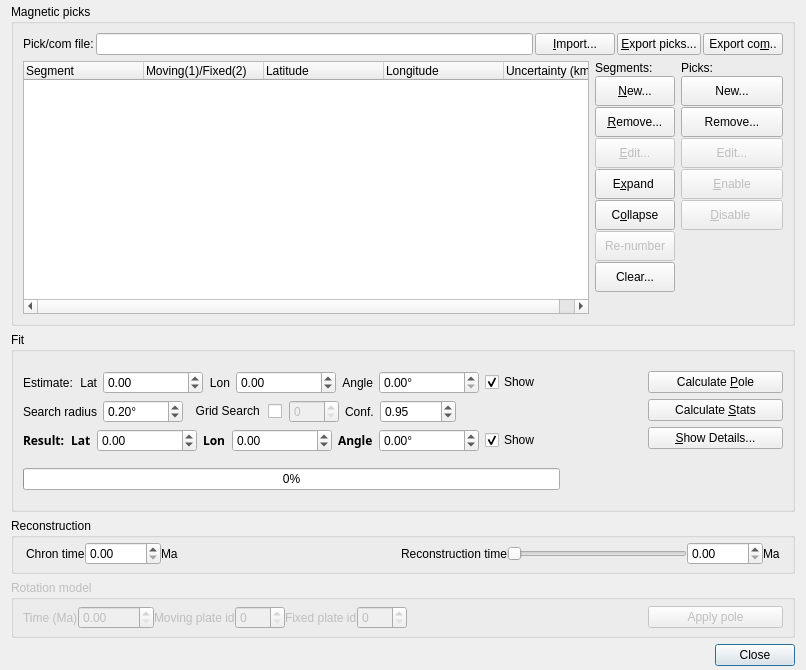
Above: src/qt-widgets/HellingerDialogUi.ui from GPlates/GPlates before the change. Below: the same form after it.
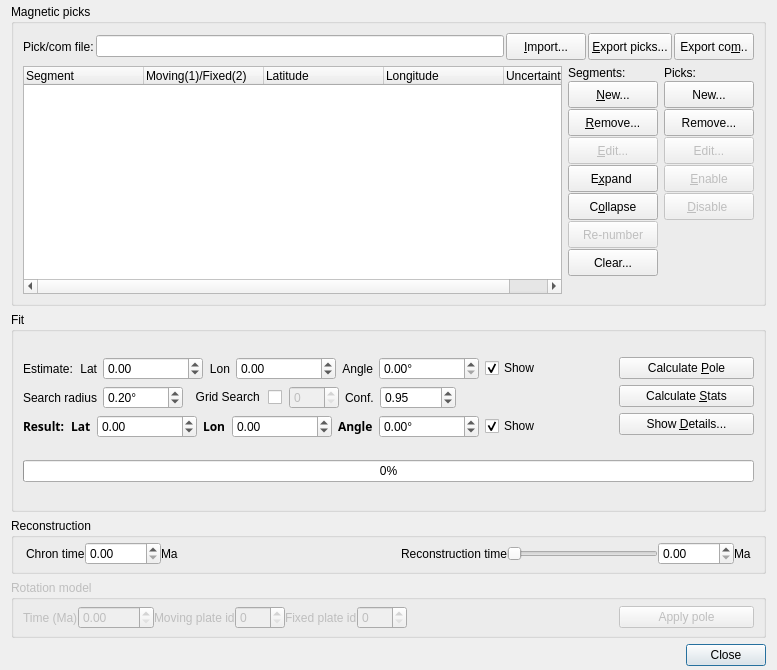
That is the form after the change.

Commit message: (hollinger) Adjust layout of main UI

The edit to the form file:
```diff
--- a/src/qt-widgets/HellingerDialogUi.ui
+++ b/src/qt-widgets/HellingerDialogUi.ui
@@ -6,7 +6,7 @@
    <rect>
     <x>0</x>
     <y>0</y>
-    <width>806</width>
+    <width>777</width>
     <height>670</height>
    </rect>
   </property>
@@ -94,7 +94,72 @@
       <string>Magnetic picks</string>
      </property>
      <layout class="QGridLayout" name="gridLayout_2">
-      <item row="1" column="0" rowspan="2">
+      <item row="0" column="0" colspan="2">
+       <layout class="QHBoxLayout" name="horizontalLayout_6">
+        <property name="spacing">
+         <number>2</number>
+        </property>
+        <item>
+         <widget class="QLabel" name="label_10">
+          <property name="text">
+           <string>Pick/com file:</string>
+          </property>
+         </widget>
+        </item>
+        <item>
+         <widget class="QLineEdit" name="line_import_file"/>
+        </item>
+        <item>
+         <widget class="QPushButton" name="button_import_file">
+          <property name="minimumSize">
+           <size>
+            <width>0</width>
+            <height>27</height>
+           </size>
+          </property>
+          <property name="toolTip">
+           <string>Import a .pick or .com file</string>
+          </property>
+          <property name="text">
+           <string>&amp;Import...</string>
+          </property>
+         </widget>
+        </item>
+        <item>
+         <widget class="QPushButton" name="button_export_pick_file">
+          <property name="minimumSize">
+           <size>
+            <width>0</width>
+            <height>27</height>
+           </size>
+          </property>
+          <property name="toolTip">
+           <string>Export pick data to pick file</string>
+          </property>
+          <property name="text">
+           <string>&amp;Export picks...</string>
+          </property>
+         </widget>
+        </item>
+        <item>
+         <widget class="QPushButton" name="button_export_com_file">
+          <property name="minimumSize">
+           <size>
+            <width>0</width>
+            <height>27</height>
+           </size>
+          </property>
+          <property name="toolTip">
+           <string>Export data to com file</string>
+          </property>
+          <property name="text">
+           <string>Export co&amp;m..</string>
+          </property>
+         </widget>
+        </item>
+       </layout>
+      </item>
+      <item row="1" column="0">
        <widget class="QTreeWidget" name="tree_widget">
         <property name="minimumSize">
          <size>
@@ -141,39 +206,31 @@
         </column>
        </widget>
       </item>
-      <item row="1" column="1" rowspan="2" colspan="2">
+      <item row="1" column="1">
        <layout class="QGridLayout" name="gridLayout">
-        <item row="2" column="0">
-         <spacer name="verticalSpacer_3">
-          <property name="orientation">
-           <enum>Qt::Vertical</enum>
-          </property>
-          <property name="sizeHint" stdset="0">
-           <size>
-            <width>20</width>
-            <height>40</height>
-           </size>
-          </property>
-         </spacer>
-        </item>
-        <item row="0" column="0" rowspan="2">
-         <layout class="QVBoxLayout" name="verticalLayout">
-          <property name="spacing">
+        <property name="verticalSpacing">
            <number>1</number>
           </property>
-          <item>
+        <item row="0" column="0">
            <widget class="QLabel" name="label_7">
             <property name="text">
              <string>Segments:</string>
             </property>
            </widget>
           </item>
-          <item>
+        <item row="0" column="1">
+         <widget class="QLabel" name="label_8">
+          <property name="text">
+           <string>Picks:</string>
+          </property>
+         </widget>
+        </item>
+        <item row="1" column="0">
            <widget class="QPushButton" name="button_new_segment">
             <property name="minimumSize">
              <size>
-              <width>0</width>
-              <height>30</height>
+            <width>90</width>
+            <height>27</height>
              </size>
             </property>
             <property name="toolTip">
@@ -184,12 +241,28 @@
             </property>
            </widget>
           </item>
-          <item>
+        <item row="1" column="1">
+         <widget class="QPushButton" name="button_new_pick">
+          <property name="minimumSize">
+           <size>
+            <width>90</width>
+            <height>27</height>
+           </size>
+          </property>
+          <property name="toolTip">
+           <string>Insert a new pick</string>
+          </property>
+          <property name="text">
+           <string>New...</string>
+          </property>
+         </widget>
+        </item>
+        <item row="2" column="0">
            <widget class="QPushButton" name="button_remove_segment">
             <property name="minimumSize">
              <size>
-              <width>0</width>
-              <height>30</height>
+            <width>90</width>
+            <height>27</height>
              </size>
             </property>
             <property name="toolTip">
@@ -200,15 +273,31 @@
             </property>
            </widget>
           </item>
-          <item>
+        <item row="2" column="1">
+         <widget class="QPushButton" name="button_remove_pick">
+          <property name="minimumSize">
+           <size>
+            <width>90</width>
+            <height>27</height>
+           </size>
+          </property>
+          <property name="toolTip">
+           <string>Remove the current pick</string>
+          </property>
+          <property name="text">
+           <string>Remove...</string>
+          </property>
+         </widget>
+        </item>
+        <item row="3" column="0">
            <widget class="QPushButton" name="button_edit_segment">
             <property name="enabled">
              <bool>false</bool>
             </property>
             <property name="minimumSize">
              <size>
-              <width>0</width>
-              <height>30</height>
+            <width>90</width>
+            <height>27</height>
              </size>
             </property>
             <property name="toolTip">
@@ -225,12 +314,31 @@
             </property>
            </widget>
           </item>
-          <item>
+        <item row="3" column="1">
+         <widget class="QPushButton" name="button_edit_pick">
+          <property name="enabled">
+           <bool>false</bool>
+          </property>
+          <property name="minimumSize">
+           <size>
+            <width>90</width>
+            <height>27</height>
+           </size>
+          </property>
+          <property name="toolTip">
+           <string>Edit the selected pick</string>
+          </property>
+          <property name="text">
+           <string>Edit...</string>
+          </property>
+         </widget>
+        </item>
+        <item row="4" column="0">
            <widget class="QPushButton" name="button_expand_all">
             <property name="minimumSize">
              <size>
               <width>0</width>
-              <height>30</height>
+            <height>27</height>
              </size>
             </property>
             <property name="toolTip">
@@ -241,12 +349,31 @@
             </property>
            </widget>
           </item>
-          <item>
+        <item row="4" column="1">
+         <widget class="QPushButton" name="button_activate_pick">
+          <property name="enabled">
+           <bool>false</bool>
+          </property>
+          <property name="minimumSize">
+           <size>
+            <width>90</width>
+            <height>27</height>
+           </size>
+          </property>
+          <property name="toolTip">
+           <string>Enable the selected pick</string>
+          </property>
+          <property name="text">
+           <string>&amp;Enable</string>
+          </property>
+         </widget>
+        </item>
+        <item row="5" column="0">
            <widget class="QPushButton" name="button_collapse_all">
             <property name="minimumSize">
              <size>
               <width>0</width>
-              <height>30</height>
+            <height>27</height>
              </size>
             </property>
             <property name="toolTip">
@@ -257,7 +384,26 @@
             </property>
            </widget>
           </item>
-          <item>
+        <item row="5" column="1">
+         <widget class="QPushButton" name="button_deactivate_pick">
+          <property name="enabled">
+           <bool>false</bool>
+          </property>
+          <property name="minimumSize">
+           <size>
+            <width>90</width>
+            <height>27</height>
+           </size>
+          </property>
+          <property name="toolTip">
+           <string>Disable the selected pick</string>
+          </property>
+          <property name="text">
+           <string>&amp;Disable </string>
+          </property>
+         </widget>
+        </item>
+        <item row="6" column="0">
            <widget class="QPushButton" name="button_renumber">
             <property name="enabled">
              <bool>false</bool>
@@ -265,7 +411,7 @@
             <property name="minimumSize">
              <size>
               <width>0</width>
-              <height>30</height>
+            <height>27</height>
              </size>
             </property>
             <property name="toolTip">
@@ -276,12 +422,12 @@
             </property>
            </widget>
           </item>
-          <item>
+        <item row="7" column="0">
            <widget class="QPushButton" name="button_clear">
             <property name="minimumSize">
              <size>
               <width>0</width>
-              <height>30</height>
+            <height>27</height>
              </size>
             </property>
             <property name="toolTip">
@@ -292,170 +438,18 @@
             </property>
            </widget>
           </item>
-         </layout>
-        </item>
-        <item row="1" column="1" rowspan="2">
-         <spacer name="verticalSpacer">
+        <item row="8" column="0">
+         <spacer name="verticalSpacer_3">
           <property name="orientation">
            <enum>Qt::Vertical</enum>
           </property>
           <property name="sizeHint" stdset="0">
            <size>
-            <width>102</width>
-            <height>98</height>
+            <width>89</width>
+            <height>13</height>
            </size>
           </property>
          </spacer>
-        </item>
-        <item row="0" column="1">
-         <layout class="QVBoxLayout" name="verticalLayout_2">
-          <property name="spacing">
-           <number>1</number>
-          </property>
-          <item>
-           <widget class="QLabel" name="label_8">
-            <property name="text">
-             <string>Picks:</string>
-            </property>
-           </widget>
-          </item>
-          <item>
-           <widget class="QPushButton" name="button_new_pick">
-            <property name="minimumSize">
-             <size>
-              <width>0</width>
-              <height>30</height>
-             </size>
-            </property>
-            <property name="toolTip">
-             <string>Insert a new pick</string>
-            </property>
-            <property name="text">
-             <string>New...</string>
-            </property>
-           </widget>
-          </item>
-          <item>
-           <widget class="QPushButton" name="button_remove_pick">
-            <property name="minimumSize">
-             <size>
-              <width>0</width>
-              <height>30</height>
-             </size>
-            </property>
-            <property name="toolTip">
-             <string>Remove the current pick</string>
-            </property>
-            <property name="text">
-             <string>Remove...</string>
-            </property>
-           </widget>
-          </item>
-          <item>
-           <widget class="QPushButton" name="button_edit_pick">
-            <property name="enabled">
-             <bool>false</bool>
-            </property>
-            <property name="minimumSize">
-             <size>
-              <width>0</width>
-              <height>30</height>
-             </size>
-            </property>
-            <property name="toolTip">
-             <string>Edit the selected pick</string>
-            </property>
-            <property name="text">
-             <string>Edit...</string>
-            </property>
-           </widget>
-          </item>
-          <item>
-           <widget class="QPushButton" name="button_activate_pick">
-            <property name="enabled">
-             <bool>false</bool>
-            </property>
-            <property name="minimumSize">
-             <size>
-              <width>0</width>
-              <height>30</height>
-             </size>
-            </property>
-            <property name="toolTip">
-             <string>Enable the selected pick</string>
-            </property>
-            <property name="text">
-             <string>&amp;Enable</string>
-            </property>
-           </widget>
-          </item>
-          <item>
-           <widget class="QPushButton" name="button_deactivate_pick">
-            <property name="enabled">
-             <bool>false</bool>
-            </property>
-            <property name="minimumSize">
-             <size>
-              <width>0</width>
-              <height>30</height>
-             </size>
-            </property>
-            <property name="toolTip">
-             <string>Disable the selected pick</string>
-            </property>
-            <property name="text">
-             <string>&amp;Disable </string>
-            </property>
-           </widget>
-          </item>
-         </layout>
-        </item>
-       </layout>
-      </item>
-      <item row="0" column="0" colspan="3">
-       <layout class="QHBoxLayout" name="horizontalLayout_6">
-        <property name="spacing">
-         <number>2</number>
-        </property>
-        <item>
-         <widget class="QLabel" name="label_10">
-          <property name="text">
-           <string>Pick/com file:</string>
-          </property>
-         </widget>
-        </item>
-        <item>
-         <widget class="QLineEdit" name="line_import_file"/>
-        </item>
-        <item>
-         <widget class="QPushButton" name="button_import_file">
-          <property name="toolTip">
-           <string>Import a .pick or .com file</string>
-          </property>
-          <property name="text">
-           <string>&amp;Import...</string>
-          </property>
-         </widget>
-        </item>
-        <item>
-         <widget class="QPushButton" name="button_export_pick_file">
-          <property name="toolTip">
-           <string>Export pick data to pick file</string>
-          </property>
-          <property name="text">
-           <string>&amp;Export picks...</string>
-          </property>
-         </widget>
-        </item>
-        <item>
-         <widget class="QPushButton" name="button_export_com_file">
-          <property name="toolTip">
-           <string>Export data to com file</string>
-          </property>
-          <property name="text">
-           <string>Export co&amp;m..</string>
-          </property>
-         </widget>
         </item>
        </layout>
       </item>
@@ -1197,13 +1191,13 @@
            <string>Show details of the fit and uncertainties</string>
           </property>
           <property name="text">
-           <string>&amp;Show Details...</string>
+           <string>Show &amp;Details...</string>
           </property>
          </widget>
         </item>
        </layout>
       </item>
-      <item row="1" column="0">
+      <item row="1" column="0" colspan="3">
        <widget class="QProgressBar" name="progress_bar">
         <property name="value">
          <number>0</number>
```
Lines whose indentation alone changed are shown as unchanged.
